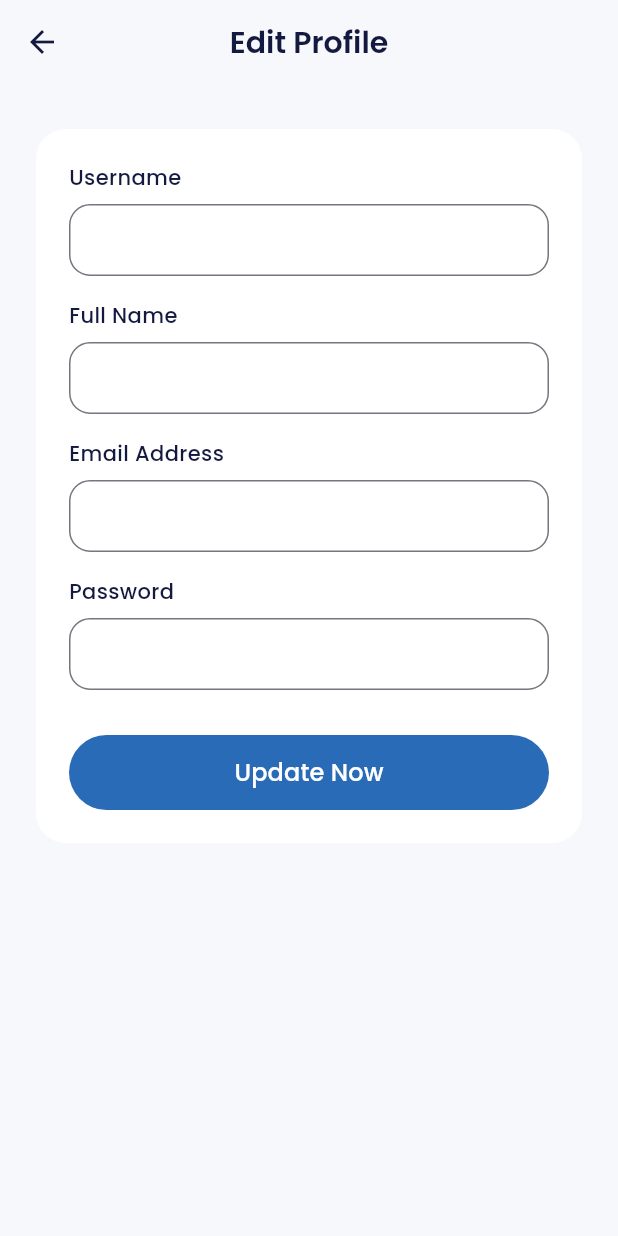
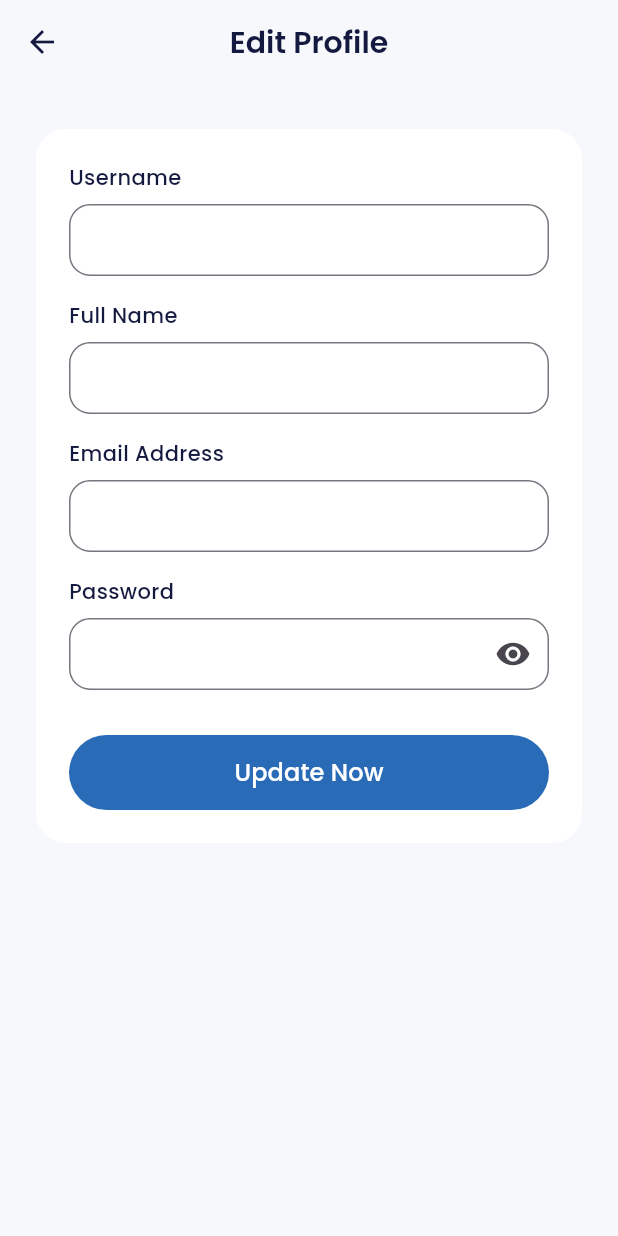
Before and after one commit to idhamaja/flutter-bank, a Flutter app: the ProfileEditPage screen opened by its route, on a phone screen of 412 x 824 dp. Run offline on Flutter 3.47's test engine with Material 3 defaults, Android fonts, the light colour scheme and no system bars; our stand-ins replace another_flushbar, carousel_slider, equatable, flutter_bloc, flutter_secure_storage, google_fonts and 1 more; accounts and stored records are empty.

Commit message:
update password with ToogleShow, create ModelUserEdit and UserService

```diff
--- a/lib/UI/pages/profile/profileEditPage.dart
+++ b/lib/UI/pages/profile/profileEditPage.dart
@@ -1,10 +1,36 @@
 import 'package:flutter/material.dart';
 import 'package:flutter_bank/UI/widgets/buttons.dart';
 import 'package:flutter_bank/UI/widgets/forms.dart';
+import 'package:flutter_bank/UI/widgets/formsPassword.dart';
+import 'package:flutter_bank/bloc/auth/authBloc.dart';
+import 'package:flutter_bank/bloc/auth/authState.dart';
 import 'package:flutter_bank/shared/themes.dart';
+import 'package:flutter_bloc/flutter_bloc.dart';
 
-class ProfileEditPage extends StatelessWidget {
+class ProfileEditPage extends StatefulWidget {
   const ProfileEditPage({super.key});
+
+  @override
+  State<ProfileEditPage> createState() => _ProfileEditPageState();
+}
+
+class _ProfileEditPageState extends State<ProfileEditPage> {
+  final usernameCtrl = TextEditingController(text: '');
+  final nameCtrl = TextEditingController(text: '');
+  final emailCtrl = TextEditingController(text: '');
+  final passwordCtrl = TextEditingController(text: '');
+
+  @override
+  void initState() {
+    super.initState();
+    final authState = context.read<AuthBloc>().state;
+    if (authState is AuthSuccess) {
+      usernameCtrl.text = authState.user.username!;
+      nameCtrl.text = authState.user.name!;
+      emailCtrl.text = authState.user.email!;
+      passwordCtrl.text = authState.user.password!;
+    }
+  }
 
   @override
   Widget build(BuildContext context) {
@@ -32,30 +58,33 @@ class ProfileEditPage extends StatelessWidget {
               crossAxisAlignment: CrossAxisAlignment.start,
               children: [
                 //NOTE_USERNAME_INPUT
-                const CustomFormField(
+                CustomFormField(
                   title: 'Username',
+                  controller: usernameCtrl,
                 ),
 
                 const SizedBox(height: 16),
 
                 //NOTE_FULL_NAME_INPUT
-                const CustomFormField(
+                CustomFormField(
                   title: 'Full Name',
+                  controller: nameCtrl,
                 ),
 
                 const SizedBox(height: 16),
 
                 //NOTE_EMAIL_INPUT
-                const CustomFormField(
+                CustomFormField(
                   title: 'Email Address',
+                  controller: emailCtrl,
                 ),
 
                 const SizedBox(height: 16),
 
                 //NOTE_PASSWORD_INPUT
-                const CustomFormField(
+                CustomFormFieldPassword(
                   title: 'Password',
-                  obscureText: true,
+                  controller: passwordCtrl,
                 ),
 
                 const SizedBox(height: 30),
--- a/lib/UI/pages/sign_in/signInPage.dart
+++ b/lib/UI/pages/sign_in/signInPage.dart
@@ -1,6 +1,7 @@
 import 'package:flutter/material.dart';
 import 'package:flutter_bank/UI/widgets/buttons.dart';
 import 'package:flutter_bank/UI/widgets/forms.dart';
+import 'package:flutter_bank/UI/widgets/formsPassword.dart';
 import 'package:flutter_bank/bloc/auth/authBloc.dart';
 import 'package:flutter_bank/bloc/auth/authEvent.dart';
 import 'package:flutter_bank/bloc/auth/authState.dart';
@@ -148,9 +149,8 @@ class _SignInPageState extends State<SignInPage> {
                     // ),
 
                     //NOTE_PASSWORD_INPUT
-                    CustomFormField(
+                    CustomFormFieldPassword(
                       title: 'Password',
-                      obscureText: true,
                       controller: passwordCtrl,
                     ),
 
--- a/lib/UI/pages/sign_up/signUpPage.dart
+++ b/lib/UI/pages/sign_up/signUpPage.dart
@@ -2,6 +2,7 @@ import 'package:flutter/material.dart';
 import 'package:flutter_bank/UI/pages/sign_up/signUp_Set_ProfilePage.dart';
 import 'package:flutter_bank/UI/widgets/buttons.dart';
 import 'package:flutter_bank/UI/widgets/forms.dart';
+import 'package:flutter_bank/UI/widgets/formsPassword.dart';
 import 'package:flutter_bank/bloc/auth/authBloc.dart';
 import 'package:flutter_bank/bloc/auth/authEvent.dart';
 import 'package:flutter_bank/bloc/auth/authState.dart';
@@ -123,9 +124,8 @@ class _SignUpPageState extends State<SignUpPage> {
                     const SizedBox(height: 16),
 
                     //NOTE_PASSWORD_INPUT
-                    CustomFormField(
+                    CustomFormFieldPassword(
                       title: 'Password',
-                      obscureText: true,
                       controller: passwordContrl,
                     ),
 
--- /dev/null
+++ b/lib/UI/widgets/formsPassword.dart
@@ -0,0 +1,65 @@
+import 'package:flutter/material.dart';
+import 'package:flutter_bank/shared/themes.dart';
+
+// ignore: must_be_immutable
+class CustomFormFieldPassword extends StatefulWidget {
+  final String title;
+  final TextEditingController? controller;
+  final bool isShowTitle;
+  final TextInputType? keyboardType;
+
+  CustomFormFieldPassword({
+    super.key,
+    required this.title,
+    this.controller,
+    this.isShowTitle = true,
+    this.keyboardType,
+  });
+
+  @override
+  State<CustomFormFieldPassword> createState() =>
+      _CustomFormFieldPasswordState();
+}
+
+class _CustomFormFieldPasswordState extends State<CustomFormFieldPassword> {
+  bool _obscureText = true;
+
+  @override
+  Widget build(BuildContext context) {
+    return Column(
+      crossAxisAlignment: CrossAxisAlignment.start,
+      children: [
+        if (widget.isShowTitle)
+          Text(
+            widget.title,
+            style: blackTextStyle.copyWith(fontWeight: medium),
+          ),
+        //
+        if (widget.isShowTitle) const SizedBox(height: 8),
+        //TEXT_FORM_FIELD
+        TextFormField(
+          controller: widget.controller,
+          keyboardType: widget.keyboardType,
+          obscureText: _obscureText,
+          decoration: InputDecoration(
+            hintText: !widget.isShowTitle ? widget.title : null,
+            suffixIcon: GestureDetector(
+              onTap: () {
+                setState(() {
+                  _obscureText = !_obscureText;
+                });
+              },
+              child: Icon(
+                _obscureText ? Icons.visibility : Icons.visibility_off,
+              ),
+            ),
+            border: OutlineInputBorder(
+              borderRadius: BorderRadius.circular(14),
+            ),
+            contentPadding: const EdgeInsets.all(12),
+          ),
+        ),
+      ],
+    );
+  }
+}
```
Also changed, not shown: lib/models/editProfile/userEditFormModels.dart (added, +23 -0 lines), lib/services/userService.dart (added, +29 -0 lines).
